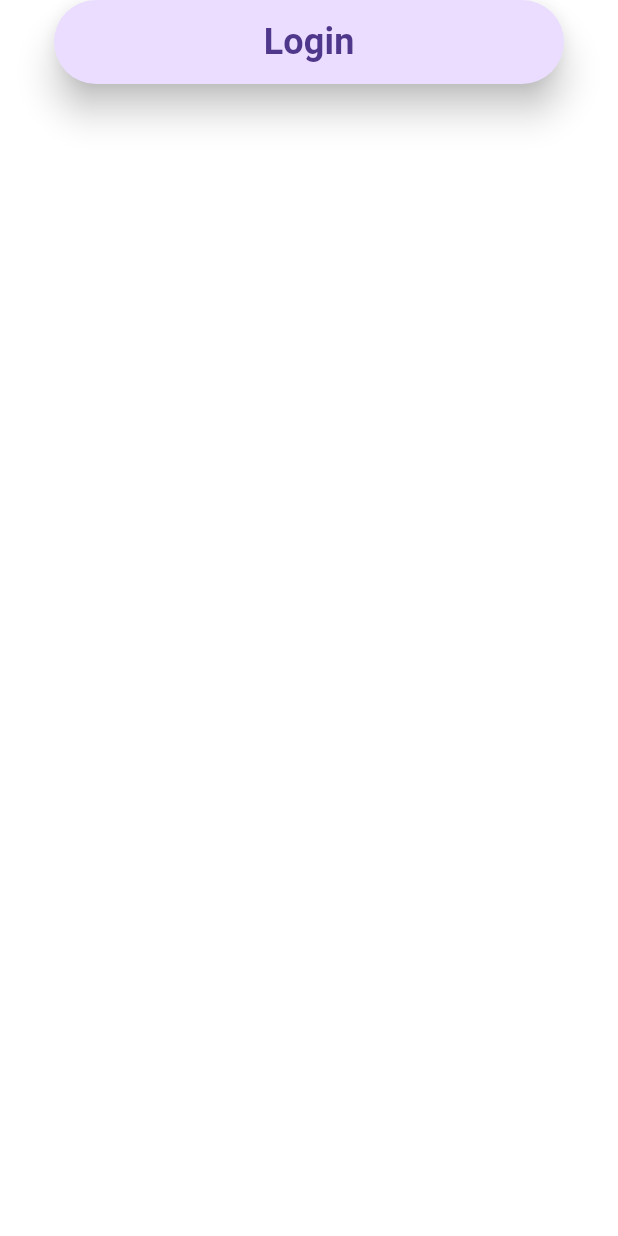
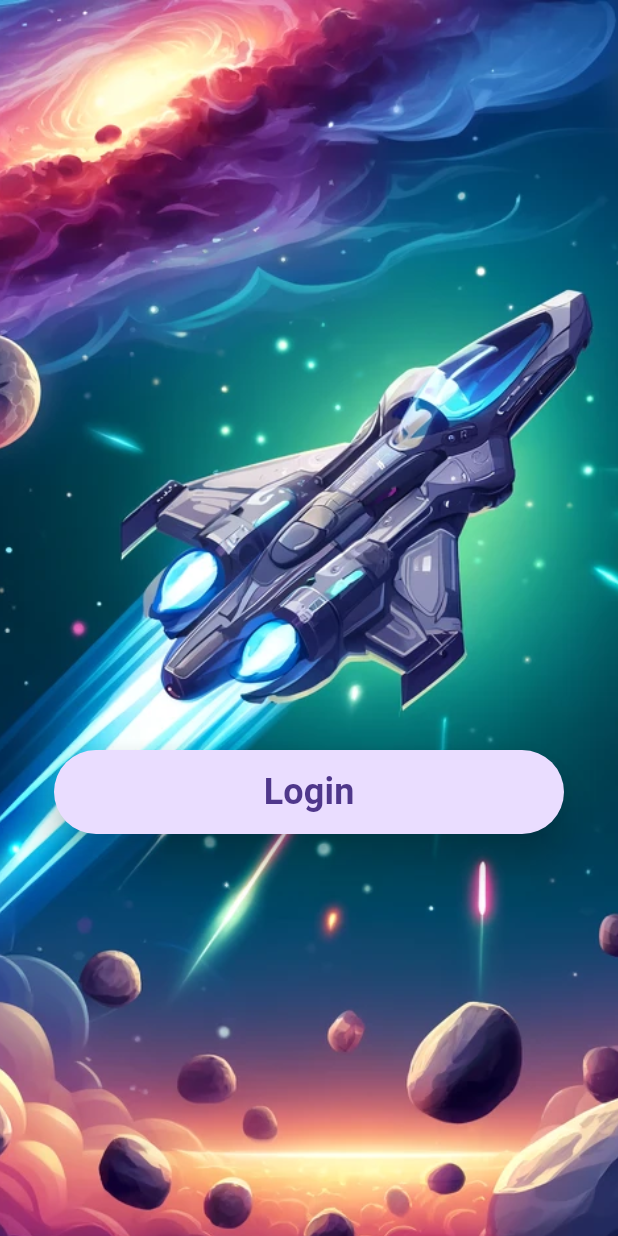
Before and after one commit to MichaelHiszpanski/space_galaxy_shooter, a Flutter app: the screen it shows after launch, on a phone screen of 412 x 824 dp. Run offline on Flutter 3.47's test engine with Material 3 defaults, Android fonts, the phone set to English and light mode, and no system bars; missing offline and left inert: flame.

```diff
--- a/lib/space_galaxy_shooter/screens/splash/splash_screen.dart
+++ b/lib/space_galaxy_shooter/screens/splash/splash_screen.dart
@@ -1,17 +1,46 @@
 import 'package:flutter/material.dart';
-import 'package:flutter/widgets.dart';
+import 'package:space_galaxy_shooter/space_galaxy_shooter/game_utils/game_config/game_configuration.dart';
 import 'package:space_galaxy_shooter/space_galaxy_shooter/screens/login/login_screen.dart';
 
-class SplashScreen extends StatelessWidget {
+class SplashScreen extends StatefulWidget {
   const SplashScreen({super.key});
+
+  @override
+  State<SplashScreen> createState() => _SplashScreenState();
+}
+
+class _SplashScreenState extends State<SplashScreen> {
+  bool isLoginViewVisible = false;
+  @override
+  void initState() {
+    super.initState();
+    Future.delayed(const Duration(seconds: 3), () {
+      setState(() {
+        isLoginViewVisible = true;
+      });
+    });
+  }
 
   @override
   Widget build(BuildContext context) {
     return SafeArea(
         child: Column(
       children: [
+        // extended used to create custom Floating Action Button
+        Container(
+          width: Config.gameScreenSize,
+          height: Config.gameScreenSize,
+          decoration: const BoxDecoration(
+              image: DecorationImage(
+                  image: AssetImage("assets/images/splash.png"),
+                  fit: BoxFit.cover)),
+          child: Column(
+            children: [
+              const SizedBox(
+                height: 500.0,
+              ),
+              if (isLoginViewVisible)
                 FloatingActionButton.extended(
-          // extended used to create custom Floating Action Button
                   onPressed: () => _navigateToPlayGame(context),
                   label: Container(
                     alignment: Alignment.center,
@@ -19,13 +48,17 @@ class SplashScreen extends StatelessWidget {
                     width: 300.0,
                     child: const Text(
                       "Login",
-              style: TextStyle(fontSize: 24, fontWeight: FontWeight.bold),
+                      style:
+                          TextStyle(fontSize: 24, fontWeight: FontWeight.bold),
                     ),
                   ),
                   shape: RoundedRectangleBorder(
                       borderRadius: BorderRadius.circular(100.0)),
                   elevation: 10.0,
                 ),
+            ],
+          ),
+        )
       ],
     ));
   }
```
Also changed, not shown: assets/images/splash.png (added), assets/images/splash2.png (added). Lines whose indentation alone changed are shown as unchanged.
